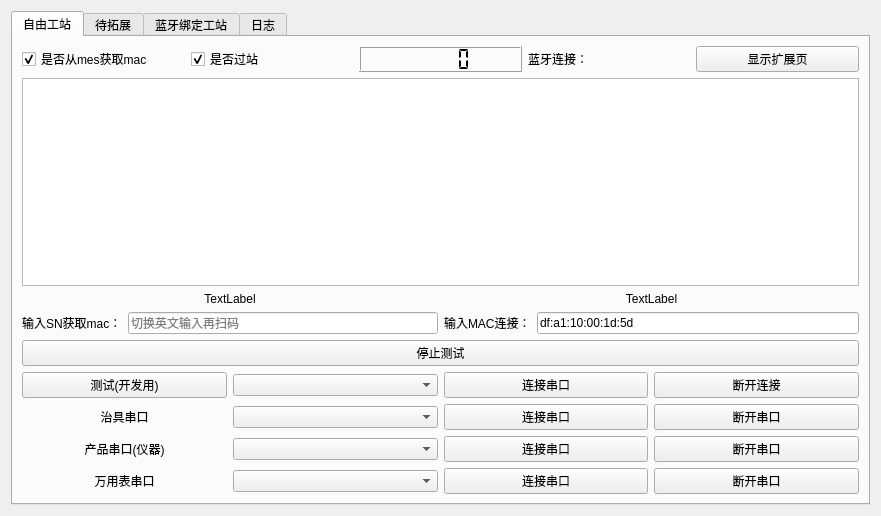
The window that work_station/freework/qfreework.ui (yuhuang163/test) describes before a commit, drawn with Qt 5.
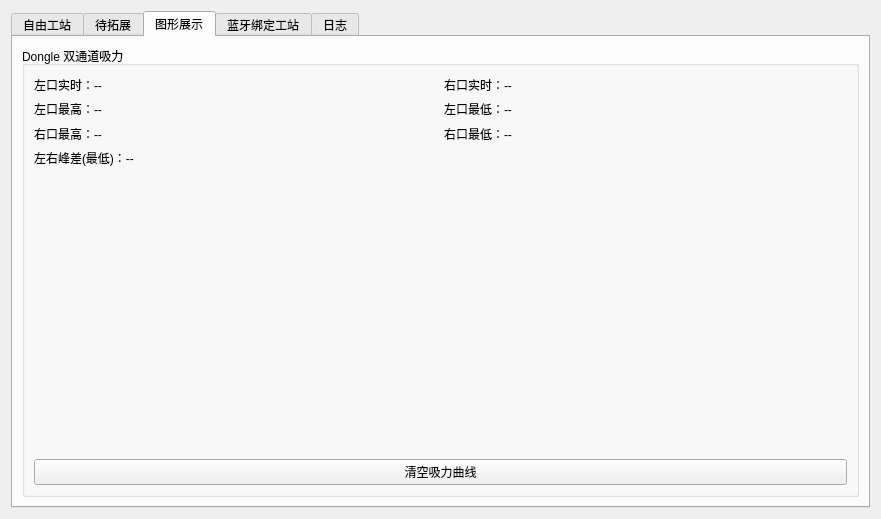
The same window after the commit. The open tabs and pages were chosen to show the change.

Commit message: 新增dongle吸力数据解析

The edit to the form file:
```diff
--- a/work_station/freework/qfreework.ui
+++ b/work_station/freework/qfreework.ui
@@ -44,7 +44,7 @@
                <string>是否从mes获取mac</string>
               </property>
               <property name="checked">
-               <bool>true</bool>
+               <bool>false</bool>
               </property>
              </widget>
             </item>
@@ -57,7 +57,7 @@
                <bool>true</bool>
               </property>
               <property name="checked">
-               <bool>true</bool>
+               <bool>false</bool>
               </property>
              </widget>
             </item>
@@ -177,7 +177,7 @@
                  <string/>
                 </property>
                 <property name="text">
-                 <string>df:a1:10:00:1d:5d</string>
+                 <string/>
                 </property>
                 <property name="placeholderText">
                  <string>切换英文输入再扫码</string>
@@ -574,6 +574,92 @@
         </item>
        </layout>
       </widget>
+      <widget class="QWidget" name="tab_chart">
+       <attribute name="title">
+        <string>图形展示</string>
+       </attribute>
+       <layout class="QGridLayout" name="gridLayout_chart">
+        <item row="0" column="0">
+         <widget class="QGroupBox" name="suctionChartGroup">
+          <property name="title">
+           <string>Dongle 双通道吸力</string>
+          </property>
+          <layout class="QVBoxLayout" name="suctionChartVBox">
+           <item>
+            <layout class="QGridLayout" name="suctionPeakGrid">
+             <item row="0" column="0">
+              <widget class="QLabel" name="suctionLiveLeftLabel">
+               <property name="text">
+                <string>左口实时：--</string>
+               </property>
+              </widget>
+             </item>
+             <item row="0" column="1">
+              <widget class="QLabel" name="suctionLiveRightLabel">
+               <property name="text">
+                <string>右口实时：--</string>
+               </property>
+              </widget>
+             </item>
+             <item row="1" column="0">
+              <widget class="QLabel" name="suctionLeftPeakHighLabel">
+               <property name="text">
+                <string>左口最高：--</string>
+               </property>
+              </widget>
+             </item>
+             <item row="1" column="1">
+              <widget class="QLabel" name="suctionLeftPeakLowLabel">
+               <property name="text">
+                <string>左口最低：--</string>
+               </property>
+              </widget>
+             </item>
+             <item row="2" column="0">
+              <widget class="QLabel" name="suctionRightPeakHighLabel">
+               <property name="text">
+                <string>右口最高：--</string>
+               </property>
+              </widget>
+             </item>
+             <item row="2" column="1">
+              <widget class="QLabel" name="suctionRightPeakLowLabel">
+               <property name="text">
+                <string>右口最低：--</string>
+               </property>
+              </widget>
+             </item>
+             <item row="3" column="0" colspan="2">
+              <widget class="QLabel" name="suctionPeakDiffLabel">
+               <property name="text">
+                <string>左右峰差(最低)：--</string>
+               </property>
+              </widget>
+             </item>
+            </layout>
+           </item>
+           <item>
+            <widget class="QWidget" name="suctionPlotHost" native="true">
+             <property name="minimumSize">
+              <size>
+               <width>0</width>
+               <height>280</height>
+              </size>
+             </property>
+            </widget>
+           </item>
+           <item>
+            <widget class="QPushButton" name="clearSuctionChartButton">
+             <property name="text">
+              <string>清空吸力曲线</string>
+             </property>
+            </widget>
+           </item>
+          </layout>
+         </widget>
+        </item>
+       </layout>
+      </widget>
       <widget class="QWidget" name="tab_3">
        <attribute name="title">
         <string>蓝牙绑定工站</string>
```
The commit also changes 31 other files.
